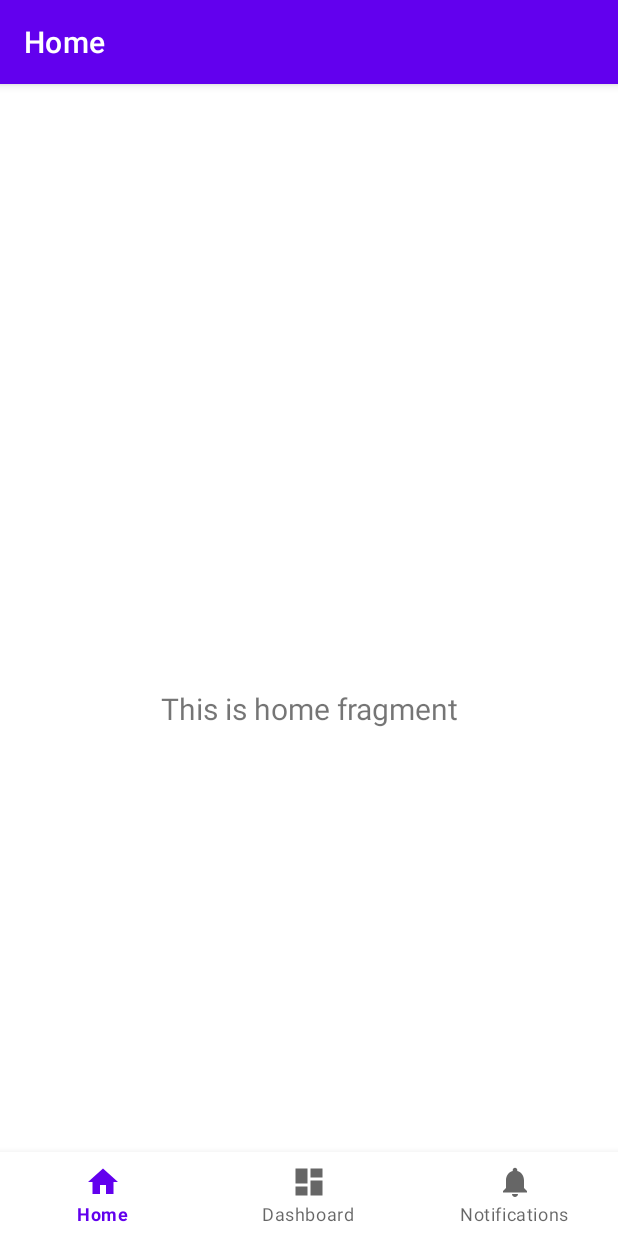
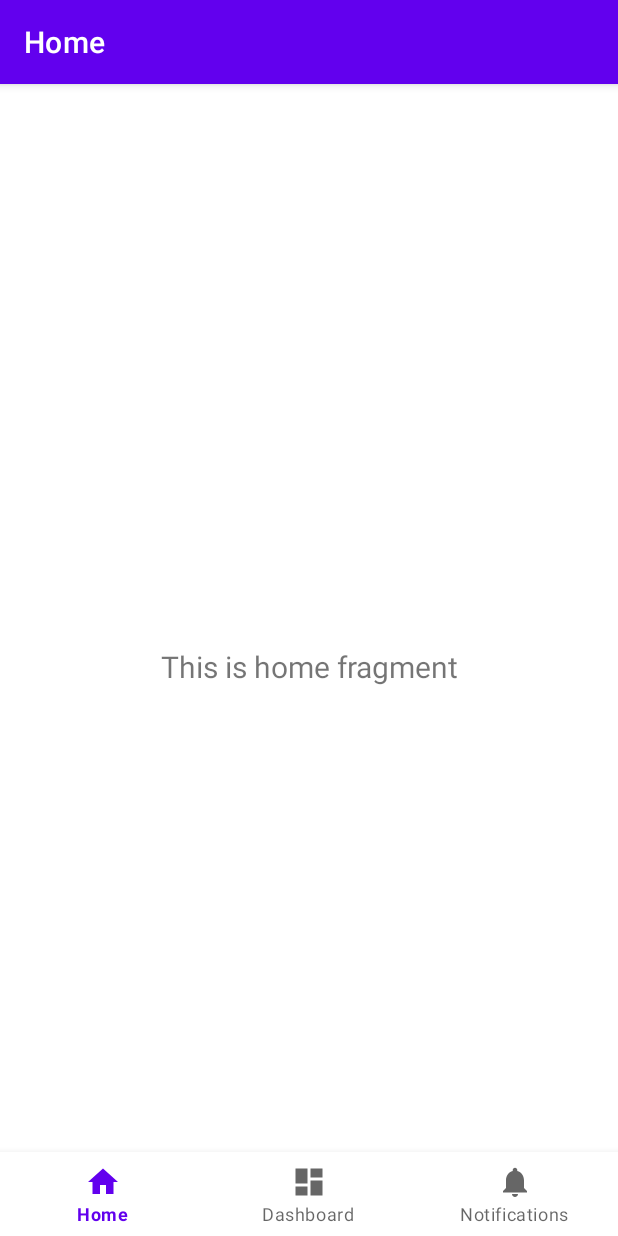
Before and after one commit to CMPUT301F25dangle/dangle-lotto, an Android app: the screen it shows after launch (MainActivity), on a phone screen of 412 x 824 dp. Run offline under Robolectric (Android 15) with nearby library versions, the phone set to English and light mode, and no system bars; our stand-ins replace navigation-ui.

Commit message:
fixed issue of fragment hiding behind bottom nav bar

```diff
--- a/app/src/main/res/layout/activity_main.xml
+++ b/app/src/main/res/layout/activity_main.xml
@@ -23,6 +23,7 @@
         android:name="androidx.navigation.fragment.NavHostFragment"
         android:layout_width="match_parent"
         android:layout_height="match_parent"
+        android:layout_marginBottom="?attr/actionBarSize"
         app:defaultNavHost="true"
         app:layout_constraintBottom_toTopOf="@id/nav_view"
         app:layout_constraintLeft_toLeftOf="parent"
```
